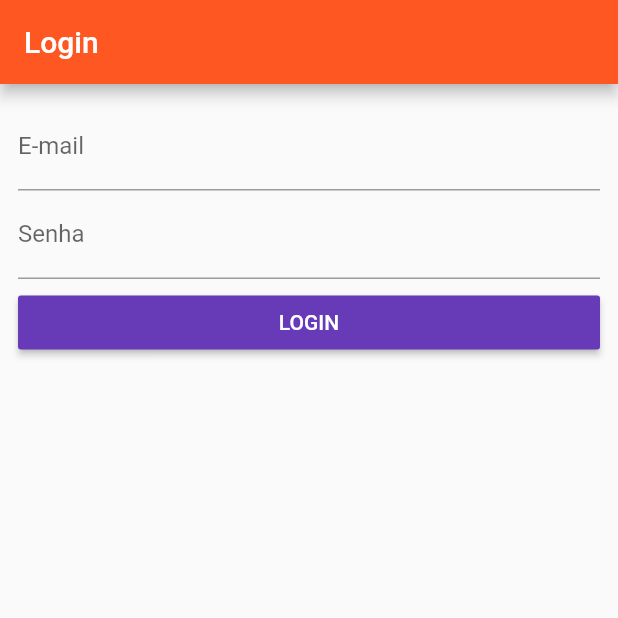
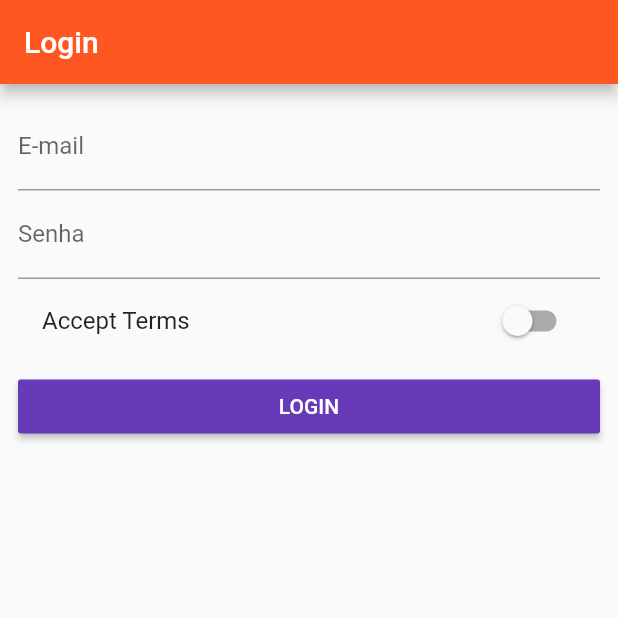
Before and after one commit to JonathanBorralho/flutter_course, a Flutter app: the screen it shows after launch, on a phone screen of 412 x 824 dp, the top half of it. Run offline on Flutter 3.47's test engine with Material 2 defaults, Android fonts, the phone set to English and light mode, and no system bars.

```diff
--- a/lib/pages/auth.dart
+++ b/lib/pages/auth.dart
@@ -8,9 +8,9 @@ class AuthPage extends StatefulWidget {
 }
 
 class _AuthPageState extends State<AuthPage> {
-
   String _emailAddress;
   String _password;
+  bool _acceptTerms = false;
 
   @override
   Widget build(BuildContext context) {
@@ -40,7 +40,16 @@ class _AuthPageState extends State<AuthPage> {
                   });
                 },
               ),
-              SizedBox(height: 5.0,),
+              SwitchListTile(
+                title: Text('Accept Terms'),
+                value: _acceptTerms,
+                onChanged: (bool value) {
+                  setState(() {
+                    this._acceptTerms = value;
+                  });
+                },
+              ),
+              SizedBox(height: 5.0),
               RaisedButton(
                 color: Theme.of(context).accentColor,
                 textColor: Colors.white,
```
